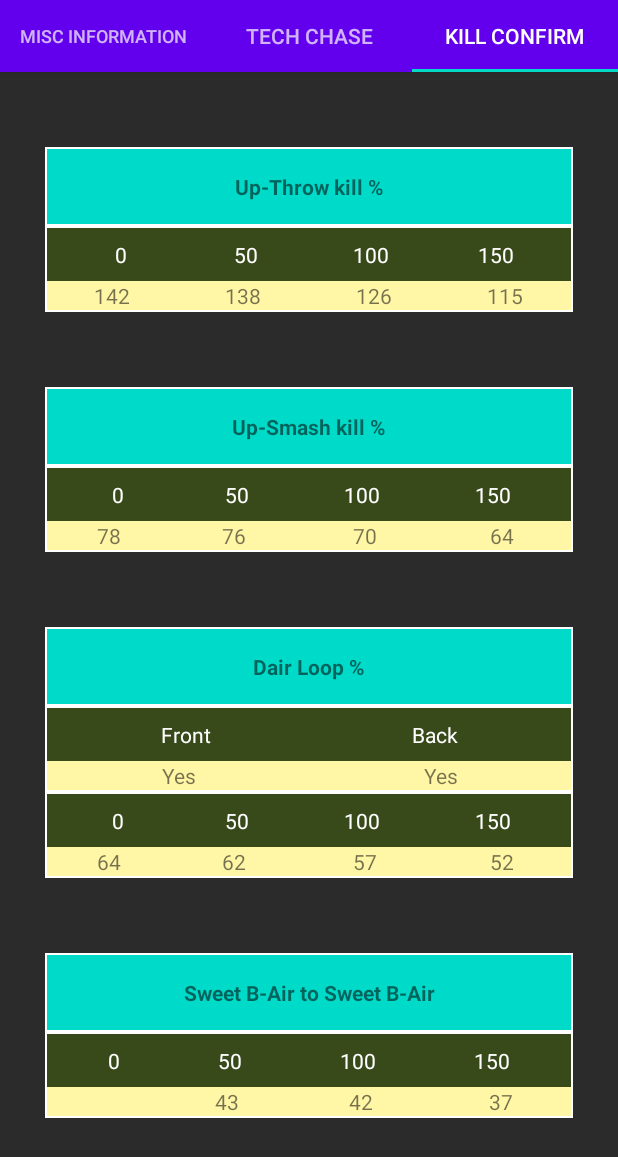
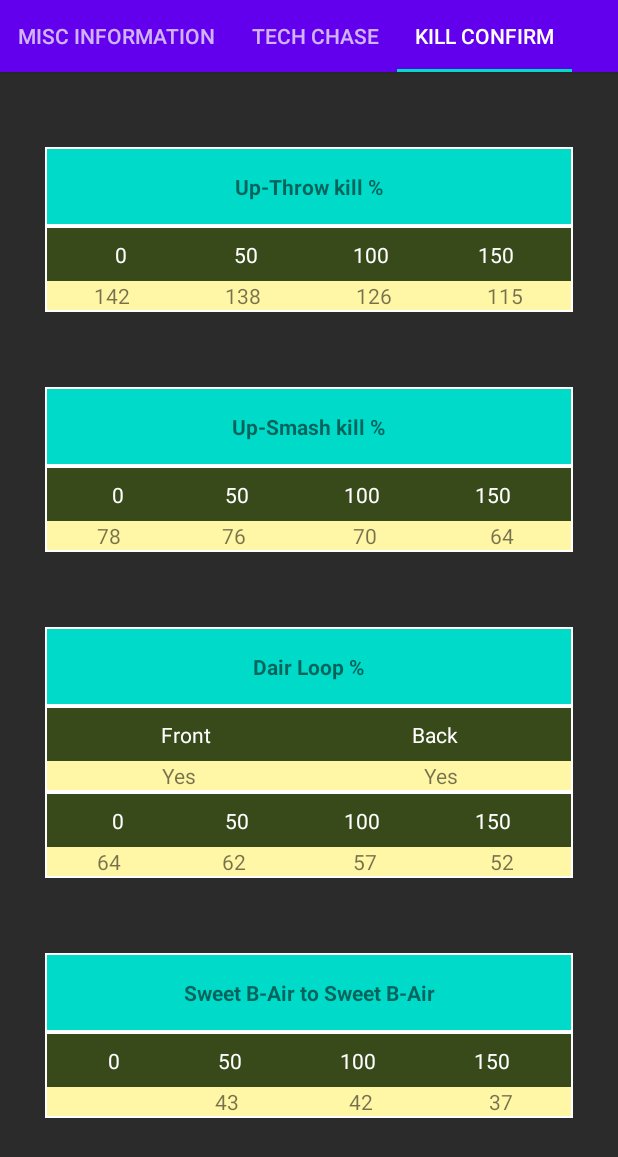
Before and after one commit to Dacrenzio/Lucapp-Android, an Android app: the DataShowActivity screen opened directly, with no data from a screen before it, tab 3 chosen, on a phone screen of 412 x 824 dp. Shown: the top 1157 px of the screen. Run offline under Robolectric (Android 15) with nearby library versions, the phone set to English and light mode, and no system bars; 4 statements that could not run were skipped.

Commit message:
Prima implementazione dello scroll nelle tab

```diff
--- a/app/src/main/res/layout/activity_data_show.xml
+++ b/app/src/main/res/layout/activity_data_show.xml
@@ -16,7 +16,7 @@
             android:layout_width="match_parent"
             android:layout_height="wrap_content"
             android:background="?attr/colorPrimary"
-            app:tabMode="fixed" />
+            app:tabMode="scrollable" />
     </com.google.android.material.appbar.AppBarLayout>
 
 
--- a/app/src/main/res/layout/fragment_kill_confirm.xml
+++ b/app/src/main/res/layout/fragment_kill_confirm.xml
@@ -1,10 +1,15 @@
 <?xml version="1.0" encoding="utf-8"?>
+<ScrollView xmlns:android="http://schemas.android.com/apk/res/android"
+    android:layout_width="match_parent"
+    android:layout_height="match_parent"
+    android:fillViewport="true">
+
     <LinearLayout xmlns:android="http://schemas.android.com/apk/res/android"
         android:layout_width="match_parent"
         android:layout_height="match_parent"
-    android:scrollbars="vertical"
         android:background="#2B2B2B"
-    android:orientation="vertical">
+        android:orientation="vertical"
+        android:scrollbars="vertical">
 
         <TableLayout
             android:id="@+id/tableupthrowtext"
@@ -37,9 +42,9 @@
             android:id="@+id/tableupthrowkill"
             android:layout_width="match_parent"
             android:layout_height="wrap_content"
+            android:layout_below="@+id/tableupthrowtext"
             android:layout_centerHorizontal="true"
             android:layout_marginHorizontal="30dp"
-        android:layout_below="@+id/tableupthrowtext"
             android:background="@android:color/background_light"
             android:padding="1dp">
 
@@ -110,9 +115,9 @@
             android:id="@+id/tableupsmashkill"
             android:layout_width="match_parent"
             android:layout_height="wrap_content"
+            android:layout_below="@+id/tableupsmashtext"
             android:layout_centerHorizontal="true"
             android:layout_marginHorizontal="30dp"
-        android:layout_below="@+id/tableupsmashtext"
             android:background="@android:color/background_light"
             android:padding="1dp">
 
@@ -183,9 +188,9 @@
             android:id="@+id/tableDairLoopSide"
             android:layout_width="match_parent"
             android:layout_height="wrap_content"
+            android:layout_below="@+id/tableDairLoopText"
             android:layout_centerHorizontal="true"
             android:layout_marginHorizontal="30dp"
-        android:layout_below="@+id/tableDairLoopText"
             android:background="@android:color/background_light"
             android:padding="1dp">
 
@@ -216,9 +221,9 @@
             android:id="@+id/tableDairLoopKill"
             android:layout_width="match_parent"
             android:layout_height="wrap_content"
+            android:layout_below="@+id/tableDairLoopSide"
             android:layout_centerHorizontal="true"
             android:layout_marginHorizontal="30dp"
-        android:layout_below="@+id/tableDairLoopSide"
             android:background="@android:color/background_light"
             android:padding="1dp">
 
@@ -258,15 +263,15 @@
         </TableLayout>
 
         <TableLayout
-        android:visibility="gone"
             android:id="@+id/tableDairLoopNote"
             android:layout_width="match_parent"
             android:layout_height="wrap_content"
+            android:layout_below="@+id/tableDairLoopKill"
             android:layout_centerHorizontal="true"
             android:layout_marginHorizontal="30dp"
-        android:layout_below="@+id/tableDairLoopKill"
             android:background="@android:color/background_light"
-        android:padding="1dp">
+            android:padding="1dp"
+            android:visibility="gone">
 
             <TableRow
                 android:id="@+id/rowDairLoopNote"
@@ -318,9 +323,9 @@
             android:id="@+id/tablebairTobairKill"
             android:layout_width="match_parent"
             android:layout_height="wrap_content"
+            android:layout_below="@+id/tablebairTobairText"
             android:layout_centerHorizontal="true"
             android:layout_marginHorizontal="30dp"
-        android:layout_below="@+id/tablebairTobairText"
             android:background="@android:color/background_light"
             android:padding="1dp">
 
@@ -361,3 +366,4 @@
 
 
     </LinearLayout>
+</ScrollView>
--- a/app/src/main/res/layout/fragment_misc_info.xml
+++ b/app/src/main/res/layout/fragment_misc_info.xml
@@ -1,4 +1,5 @@
 <?xml version="1.0" encoding="utf-8"?>
+
 <RelativeLayout xmlns:android="http://schemas.android.com/apk/res/android"
     xmlns:tools="http://schemas.android.com/tools"
     android:id="@+id/RelativeLayoutFragment"
```
Also changed, not shown: app/src/main/res/layout/fragment_tech_chase.xml (+13 -7 lines). Lines whose indentation alone changed are shown as unchanged.
